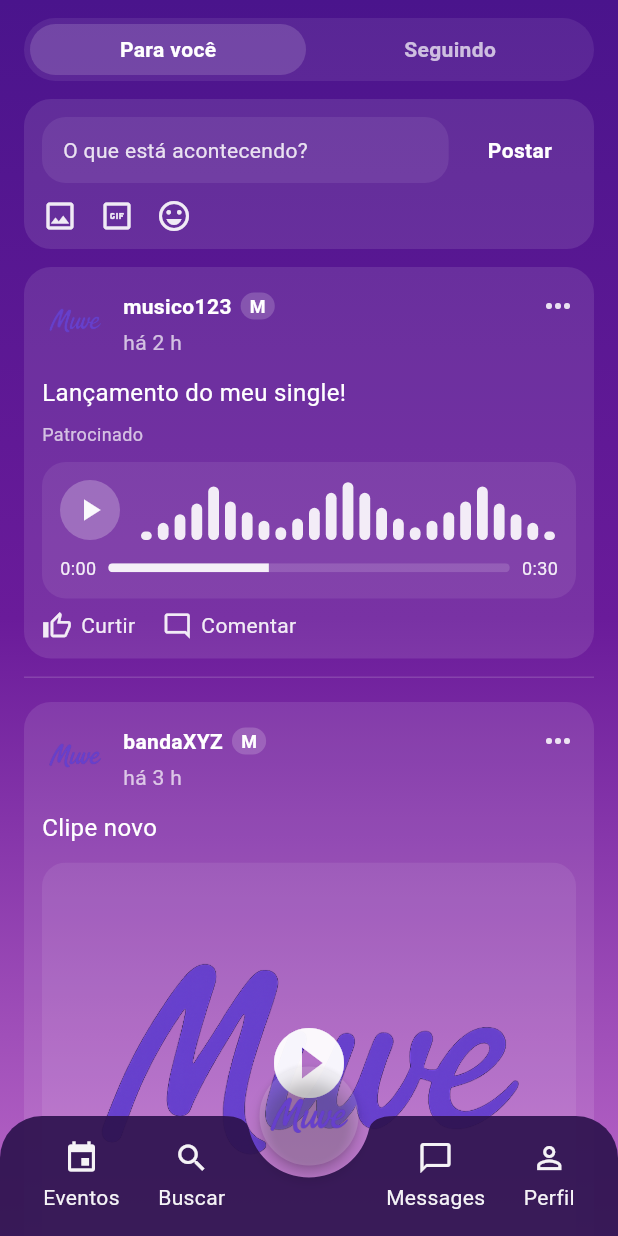
After one commit to lfbpaiva/Cadastro-Muve, a Flutter app: the HomeScreen screen opened by its route, on a phone screen of 412 x 824 dp. The commit adds this screen. Run offline on Flutter 3.47's test engine with Material 3 defaults, Android fonts, the light colour scheme and no system bars; our stand-ins replace animate_do.

Commit message:
implementação da tela home

```diff
--- a/lib/routes.dart
+++ b/lib/routes.dart
@@ -4,6 +4,7 @@ import 'screens/login_screen.dart';
 import 'screens/register_choice_screen.dart';
 import 'screens/register_user_screen.dart';
 import 'screens/register_client_screen.dart';
+import 'screens/home_screen.dart'; // ⬅ novo import
 
 class Routes {
   static const splash = '/';
@@ -11,6 +12,7 @@ class Routes {
   static const registerChoice = '/register_choice';
   static const registerUser = '/register_user';
   static const registerClient = '/register_client';
+  static const home = '/home'; // ⬅ nova rota
 
   static Map<String, WidgetBuilder> getRoutes() {
     return {
@@ -19,6 +21,7 @@ class Routes {
       registerChoice: (context) => const RegisterChoiceScreen(),
       registerUser: (context) => const RegisterUserScreen(),
       registerClient: (context) => const RegisterClientScreen(),
+      home: (context) => const HomeScreen(), // ⬅ mapeamento da Home
     };
   }
 }
--- /dev/null
+++ b/lib/screens/home_screen.dart
@@ -0,0 +1,558 @@
+import 'package:flutter/material.dart';
+import '../theme/app_theme.dart' as theme;
+
+class HomeScreen extends StatelessWidget {
+  const HomeScreen({super.key});
+
+  @override
+  Widget build(BuildContext context) {
+    final gradient = theme.AppTheme.mainGradient;
+
+    return Scaffold(
+      extendBody: true,
+      backgroundColor: Colors.transparent,
+      floatingActionButtonLocation: FloatingActionButtonLocation.centerDocked,
+      floatingActionButton: const _MuveFab(),
+      bottomNavigationBar: ClipRRect(
+        borderRadius: const BorderRadius.only(
+          topLeft: Radius.circular(28),
+          topRight: Radius.circular(28),
+        ),
+        child: const _BottomBar(),
+      ),
+      body: Container(
+        decoration: BoxDecoration(gradient: gradient),
+        child: SafeArea(
+          bottom: false,
+          child: SingleChildScrollView(
+            padding: const EdgeInsets.fromLTRB(16, 12, 16, 120),
+            child: Column(
+              crossAxisAlignment: CrossAxisAlignment.start,
+              children: const [
+                _TabsHeader(),
+                SizedBox(height: 12),
+                _ComposerCard(),
+                SizedBox(height: 12),
+                _PostCardPatrocinado(),
+                _PostDivider(),
+                _PostCardBanda(),
+              ],
+            ),
+          ),
+        ),
+      ),
+    );
+  }
+}
+
+class _TabsHeader extends StatelessWidget {
+  const _TabsHeader();
+
+  @override
+  Widget build(BuildContext context) {
+    return Container(
+      height: 42,
+      decoration: BoxDecoration(
+        color: Colors.white.withOpacity(0.08),
+        borderRadius: BorderRadius.circular(24),
+      ),
+      padding: const EdgeInsets.all(4),
+      child: Row(
+        children: [
+          Expanded(
+            child: Container(
+              decoration: BoxDecoration(
+                color: Colors.white.withOpacity(0.15),
+                borderRadius: BorderRadius.circular(20),
+              ),
+              alignment: Alignment.center,
+              child: const Text(
+                'Para você',
+                style: TextStyle(color: Colors.white, fontWeight: FontWeight.w600),
+              ),
+            ),
+          ),
+          const SizedBox(width: 4),
+          Expanded(
+            child: Container(
+              alignment: Alignment.center,
+              child: Text(
+                'Seguindo',
+                style: TextStyle(
+                  color: Colors.white.withOpacity(0.7),
+                  fontWeight: FontWeight.w600,
+                ),
+              ),
+            ),
+          ),
+        ],
+      ),
+    );
+  }
+}
+
+class _ComposerCard extends StatelessWidget {
+  const _ComposerCard();
+
+  @override
+  Widget build(BuildContext context) {
+    return Container(
+      decoration: BoxDecoration(
+        color: Colors.white.withOpacity(0.10),
+        borderRadius: BorderRadius.circular(18),
+      ),
+      padding: const EdgeInsets.fromLTRB(12, 12, 12, 10),
+      child: Column(
+        children: [
+          Row(
+            children: [
+              Expanded(
+                child: Container(
+                  padding: const EdgeInsets.symmetric(horizontal: 14, vertical: 12),
+                  decoration: BoxDecoration(
+                    color: Colors.white.withOpacity(0.08),
+                    borderRadius: BorderRadius.circular(16),
+                  ),
+                  child: Text(
+                    'O que está acontecendo?',
+                    style: TextStyle(color: Colors.white.withOpacity(0.85)),
+                  ),
+                ),
+              ),
+              const SizedBox(width: 10),
+              _PillButton(label: 'Postar', onTap: () {}),
+            ],
+          ),
+          const SizedBox(height: 10),
+          Row(
+            children: const [
+              _ComposerIcon(icon: Icons.image_outlined),
+              _ComposerIcon(icon: Icons.gif_box_outlined),
+              _ComposerIcon(icon: Icons.emoji_emotions_outlined),
+            ],
+          ),
+        ],
+      ),
+    );
+  }
+}
+
+class _PostCardPatrocinado extends StatelessWidget {
+  const _PostCardPatrocinado();
+
+  @override
+  Widget build(BuildContext context) {
+    return Container(
+      decoration: BoxDecoration(
+        color: Colors.white.withOpacity(0.10),
+        borderRadius: BorderRadius.circular(18),
+      ),
+      padding: const EdgeInsets.fromLTRB(12, 14, 12, 12),
+      child: Column(
+        crossAxisAlignment: CrossAxisAlignment.start,
+        children: [
+          // Header
+          Row(
+            crossAxisAlignment: CrossAxisAlignment.start,
+            children: [
+              const _Avatar(), // avatar nos posts permanece
+              const SizedBox(width: 10),
+              Expanded(
+                child: Column(
+                  crossAxisAlignment: CrossAxisAlignment.start,
+                  children: [
+                    Row(
+                      children: [
+                        const Text(
+                          'musico123',
+                          style: TextStyle(
+                            color: Colors.white,
+                            fontWeight: FontWeight.w700,
+                          ),
+                        ),
+                        const SizedBox(width: 6),
+                        const _MuveBadge(),
+                        const Spacer(),
+                        Icon(Icons.more_horiz, color: Colors.white.withOpacity(0.85)),
+                      ],
+                    ),
+                    const SizedBox(height: 2),
+                    Text('há 2 h',
+                        style: TextStyle(color: Colors.white.withOpacity(0.7))),
+                  ],
+                ),
+              ),
+            ],
+          ),
+          const SizedBox(height: 12),
+          const Text('Lançamento do meu single!',
+              style: TextStyle(color: Colors.white, fontSize: 16)),
+          const SizedBox(height: 8),
+          Text('Patrocinado',
+              style: TextStyle(color: Colors.white.withOpacity(0.7), fontSize: 12)),
+          const SizedBox(height: 10),
+          const _AudioPlayerMock(),
+          const SizedBox(height: 8),
+          Row(
+            children: [
+              Icon(Icons.thumb_up_alt_outlined,
+                  color: Colors.white.withOpacity(0.9), size: 20),
+              const SizedBox(width: 6),
+              Text('Curtir', style: TextStyle(color: Colors.white.withOpacity(0.9))),
+              const SizedBox(width: 18),
+              Icon(Icons.mode_comment_outlined,
+                  color: Colors.white.withOpacity(0.9), size: 20),
+              const SizedBox(width: 6),
+              Text('Comentar', style: TextStyle(color: Colors.white.withOpacity(0.9))),
+            ],
+          ),
+        ],
+      ),
+    );
+  }
+}
+
+class _PostCardBanda extends StatelessWidget {
+  const _PostCardBanda();
+
+  @override
+  Widget build(BuildContext context) {
+    return Container(
+      margin: const EdgeInsets.only(top: 4),
+      decoration: BoxDecoration(
+        color: Colors.white.withOpacity(0.10),
+        borderRadius: BorderRadius.circular(18),
+      ),
+      padding: const EdgeInsets.fromLTRB(12, 14, 12, 12),
+      child: Column(
+        crossAxisAlignment: CrossAxisAlignment.start,
+        children: [
+          // Header
+          Row(
+            crossAxisAlignment: CrossAxisAlignment.start,
+            children: [
+              const _Avatar(),
+              const SizedBox(width: 10),
+              Expanded(
+                child: Column(
+                  crossAxisAlignment: CrossAxisAlignment.start,
+                  children: [
+                    Row(
+                      children: [
+                        const Text(
+                          'bandaXYZ',
+                          style: TextStyle(
+                            color: Colors.white,
+                            fontWeight: FontWeight.w700,
+                          ),
+                        ),
+                        const SizedBox(width: 6),
+                        const _MuveBadge(),
+                        const Spacer(),
+                        Icon(Icons.more_horiz, color: Colors.white.withOpacity(0.85)),
+                      ],
+                    ),
+                    const SizedBox(height: 2),
+                    Text('há 3 h',
+                        style: TextStyle(color: Colors.white.withOpacity(0.7))),
+                  ],
+                ),
+              ),
+            ],
+          ),
+          const SizedBox(height: 12),
+          const Text('Clipe novo',
+              style: TextStyle(color: Colors.white, fontSize: 16)),
+          const SizedBox(height: 12),
+          const _MediaTile.big(showPlay: true),
+        ],
+      ),
+    );
+  }
+}
+
+class _PostDivider extends StatelessWidget {
+  const _PostDivider();
+
+  @override
+  Widget build(BuildContext context) {
+    return Container(
+      height: 1,
+      margin: const EdgeInsets.symmetric(vertical: 12),
+      color: Colors.white.withOpacity(0.15),
+    );
+  }
+}
+
+
+class _Avatar extends StatelessWidget {
+  const _Avatar();
+
+  @override
+  Widget build(BuildContext context) {
+    return ClipRRect(
+      borderRadius: BorderRadius.circular(22),
+      child: Image.asset(
+        'assets/images/muvelogo.png',
+        height: 44,
+        width: 44,
+        fit: BoxFit.cover,
+      ),
+    );
+  }
+}
+
+class _MuveBadge extends StatelessWidget {
+  const _MuveBadge({super.key});
+
+  @override
+  Widget build(BuildContext context) {
+    return Container(
+      height: 18,
+      padding: const EdgeInsets.symmetric(horizontal: 6),
+      decoration: BoxDecoration(
+        color: Colors.white.withOpacity(0.18),
+        borderRadius: BorderRadius.circular(10),
+      ),
+      alignment: Alignment.center,
+      child: const Text(
+        'M',
+        style: TextStyle(
+          color: Colors.white,
+          fontWeight: FontWeight.bold,
+          fontSize: 12,
+        ),
+      ),
+    );
+  }
+}
+
+class _ComposerIcon extends StatelessWidget {
+  final IconData icon;
+  const _ComposerIcon({required this.icon});
+
+  @override
+  Widget build(BuildContext context) {
+    return Padding(
+      padding: const EdgeInsets.only(right: 14),
+      child: Icon(icon, color: Colors.white.withOpacity(0.9)),
+    );
+  }
+}
+
+class _PillButton extends StatelessWidget {
+  final String label;
+  final VoidCallback onTap;
+  const _PillButton({required this.label, required this.onTap});
+
+  @override
+  Widget build(BuildContext context) {
+    return InkWell(
+      borderRadius: BorderRadius.circular(24),
+      onTap: onTap,
+      child: Ink(
+        padding: const EdgeInsets.symmetric(horizontal: 16, vertical: 10),
+        decoration: BoxDecoration(
+          borderRadius: BorderRadius.circular(24),
+          gradient: const LinearGradient(
+            colors: [Color(0xFF4A148C), Color(0xFF6A1B9A)],
+          ),
+        ),
+        child: Text(
+          label,
+          style: const TextStyle(color: Colors.white, fontWeight: FontWeight.bold),
+        ),
+      ),
+    );
+  }
+}
+
+class _AudioPlayerMock extends StatelessWidget {
+  const _AudioPlayerMock();
+
+  @override
+  Widget build(BuildContext context) {
+    final labelStyle =
+    TextStyle(color: Colors.white.withOpacity(0.9), fontSize: 12);
+
+    return Container(
+      padding: const EdgeInsets.all(12),
+      decoration: BoxDecoration(
+        color: Colors.white.withOpacity(0.08),
+        borderRadius: BorderRadius.circular(16),
+      ),
+      child: Column(
+        children: [
+          Row(
+            children: [
+              Container(
+                height: 40,
+                width: 40,
+                decoration: const BoxDecoration(
+                  shape: BoxShape.circle,
+                  color: Colors.white24,
+                ),
+                child: Icon(Icons.play_arrow,
+                    color: Colors.white.withOpacity(0.95)),
+              ),
+              const SizedBox(width: 12),
+              // waveform compacto
+              const Expanded(child: _WaveformBars(height: 40)),
+            ],
+          ),
+          const SizedBox(height: 10),
+          Row(
+            children: [
+              Text('0:00', style: labelStyle),
+              const SizedBox(width: 8),
+              Expanded(
+                child: ClipRRect(
+                  borderRadius: BorderRadius.circular(4),
+                  child: LinearProgressIndicator(
+                    value: 0.4,
+                    minHeight: 6,
+                    backgroundColor: Colors.white.withOpacity(0.15),
+                    valueColor:
+                    AlwaysStoppedAnimation<Color>(Colors.white.withOpacity(0.9)),
+                  ),
+                ),
+              ),
+              const SizedBox(width: 8),
+              Text('0:30', style: labelStyle),
+            ],
+          ),
+        ],
+      ),
+    );
+  }
+}
+
+class _WaveformBars extends StatelessWidget {
+  final double height;
+  const _WaveformBars({this.height = 56});
+
+  @override
+  Widget build(BuildContext context) {
+    final bars = [
+      8, 16, 24, 34, 50, 36, 26, 18, 12, 20, 30, 44, 54, 44, 30, 20, 12, 18, 26,
+      36, 50, 34, 24, 16, 8
+    ];
+    return SizedBox(
+      height: height,
+      child: Row(
+        crossAxisAlignment: CrossAxisAlignment.end,
+        children: bars
+            .map(
+              (h) => Expanded(
+            child: Padding(
+              padding: const EdgeInsets.symmetric(horizontal: 2),
+              child: Container(
+                height: (h.toDouble() * (height / 56)),
+                decoration: BoxDecoration(
+                  color: Colors.white.withOpacity(0.9),
+                  borderRadius: BorderRadius.circular(4),
+                ),
+              ),
+            ),
+          ),
+        )
+            .toList(),
+      ),
+    );
+  }
+}
+
+class _MediaTile extends StatelessWidget {
+  final bool big;
+  final bool showPlay;
+  const _MediaTile.big({this.showPlay = true}) : big = true;
+  const _MediaTile.small({this.showPlay = true}) : big = false;
+
+  @override
+  Widget build(BuildContext context) {
+    return AspectRatio(
+      aspectRatio: big ? 4 / 3 : 1,
+      child: ClipRRect(
+        borderRadius: BorderRadius.circular(16),
+        child: Stack(
+          fit: StackFit.expand,
+          children: [
+            Container(color: Colors.white.withOpacity(0.08)),
+            Image.asset('assets/images/muvelogo.png', fit: BoxFit.cover),
+            if (showPlay)
+              Center(
+                child: Icon(Icons.play_circle_fill,
+                    color: Colors.white.withOpacity(0.95),
+                    size: big ? 56 : 36),
+              ),
+          ],
+        ),
+      ),
+    );
+  }
+}
+
+class _MuveFab extends StatelessWidget {
+  const _MuveFab({super.key});
+
+  @override
+  Widget build(BuildContext context) {
+    return SizedBox(
+      height: 66,
+      width: 66,
+      child: FloatingActionButton(
+        onPressed: () {},
+        elevation: 4,
+        backgroundColor: Colors.white.withOpacity(0.15),
+        shape: const CircleBorder(),
+        child: ClipOval(
+          child: Image.asset('assets/images/muvelogo.png', fit: BoxFit.cover),
+        ),
+      ),
+    );
+  }
+}
+
+class _BottomBar extends StatelessWidget {
+  const _BottomBar();
+
+  @override
+  Widget build(BuildContext context) {
+    return BottomAppBar(
+      shape: const CircularNotchedRectangle(),
+      color: const Color(0xFF2D124E).withOpacity(0.92),
+      notchMargin: 8,
+      child: SizedBox(
+        height: 76,
+        child: Row(
+          mainAxisAlignment: MainAxisAlignment.spaceAround,
+          children: const [
+            _NavItem(icon: Icons.event, label: 'Eventos'),
+            _NavItem(icon: Icons.search, label: 'Buscar'),
+            SizedBox(width: 56), // espaço do FAB central
+            _NavItem(icon: Icons.chat_bubble_outline, label: 'Messages'),
+            _NavItem(icon: Icons.person_outline, label: 'Perfil'),
+          ],
+        ),
+      ),
+    );
+  }
+}
+
+class _NavItem extends StatelessWidget {
+  final IconData icon;
+  final String label;
+  const _NavItem({required this.icon, required this.label});
+
+  @override
+  Widget build(BuildContext context) {
+    return Column(
+      mainAxisSize: MainAxisSize.min,
+      children: [
+        Icon(icon, color: Colors.white.withOpacity(0.95)),
+        const SizedBox(height: 4),
+        Text(label, style: TextStyle(color: Colors.white.withOpacity(0.95))),
+      ],
+    );
+  }
+}
--- a/lib/screens/login_screen.dart
+++ b/lib/screens/login_screen.dart
@@ -102,7 +102,8 @@ class LoginScreen extends StatelessWidget {
                                 decoration: BoxDecoration(
                                   border: Border(
                                     bottom: BorderSide(
-                                        color: Colors.grey.shade200),
+                                      color: Colors.grey.shade200,
+                                    ),
                                   ),
                                 ),
                                 child: const TextField(
@@ -118,7 +119,8 @@ class LoginScreen extends StatelessWidget {
                                 decoration: BoxDecoration(
                                   border: Border(
                                     bottom: BorderSide(
-                                        color: Colors.grey.shade200),
+                                      color: Colors.grey.shade200,
+                                    ),
                                   ),
                                 ),
                                 child: const TextField(
@@ -148,11 +150,16 @@ class LoginScreen extends StatelessWidget {
 
                       const SizedBox(height: 30),
 
-                      /// BOTÃO ENTRAR
+                      /// BOTÃO ENTRAR -> vai para HOME
                       FadeInUp(
                         duration: const Duration(milliseconds: 1600),
                         child: MaterialButton(
-                          onPressed: () {},
+                          onPressed: () {
+                            Navigator.pushReplacementNamed(
+                              context,
+                              Routes.home, // ⬅ aqui é o ponto-chave
+                            );
+                          },
                           height: 45,
                           color: Colors.purple[900],
                           shape: RoundedRectangleBorder(
@@ -162,8 +169,9 @@ class LoginScreen extends StatelessWidget {
                             child: Text(
                               "Entrar",
                               style: TextStyle(
-                                  color: Colors.white,
-                                  fontWeight: FontWeight.bold),
+                                color: Colors.white,
+                                fontWeight: FontWeight.bold,
+                              ),
                             ),
                           ),
                         ),
@@ -182,7 +190,7 @@ class LoginScreen extends StatelessWidget {
 
                       const SizedBox(height: 20),
 
-                      /// BOTÕES REDES SOCIAIS
+                      /// BOTÕES REDES SOCIAIS (placeholders)
                       Row(
                         children: <Widget>[
                           Expanded(
@@ -212,8 +220,9 @@ class LoginScreen extends StatelessWidget {
                                       child: Text(
                                         "Google",
                                         style: TextStyle(
-                                            color: Colors.white,
-                                            fontWeight: FontWeight.bold),
+                                          color: Colors.white,
+                                          fontWeight: FontWeight.bold,
+                                        ),
                                       ),
                                     ),
                                   ),
@@ -249,8 +258,9 @@ class LoginScreen extends StatelessWidget {
                                       child: Text(
                                         "Instagram",
                                         style: TextStyle(
-                                            color: Colors.white,
-                                            fontWeight: FontWeight.bold),
+                                          color: Colors.white,
+                                          fontWeight: FontWeight.bold,
+                                        ),
                                       ),
                                     ),
                                   ),
@@ -269,12 +279,16 @@ class LoginScreen extends StatelessWidget {
                         child: Row(
                           mainAxisAlignment: MainAxisAlignment.center,
                           children: [
-                            const Text("Não possui conta? ",
-                                style: TextStyle(color: Colors.grey)),
+                            const Text(
+                              "Não possui conta? ",
+                              style: TextStyle(color: Colors.grey),
+                            ),
                             GestureDetector(
                               onTap: () {
                                 Navigator.pushNamed(
-                                    context, Routes.registerChoice);
+                                  context,
+                                  Routes.registerChoice,
+                                );
                               },
                               child: const Text(
                                 "Registre-se agora",
--- a/lib/screens/splash_screen.dart
+++ b/lib/screens/splash_screen.dart
@@ -15,13 +15,11 @@ class _SplashScreenState extends State<SplashScreen> {
   void initState() {
     super.initState();
     Future.delayed(const Duration(milliseconds: 200), () {
-      setState(() {
-        _opacity = 1;
-      });
+      setState(() => _opacity = 1);
     });
 
     Future.delayed(const Duration(seconds: 3), () {
-      Navigator.pushReplacementNamed(context, Routes.login); // 🔥 alterado para login
+      Navigator.pushReplacementNamed(context, Routes.login);
     });
   }
 
@@ -38,10 +36,7 @@ class _SplashScreenState extends State<SplashScreen> {
             tween: Tween(begin: 0.5, end: 1.0),
             curve: Curves.easeOutBack,
             builder: (context, value, child) {
-              return Transform.scale(
-                scale: value,
-                child: child,
-              );
+              return Transform.scale(scale: value, child: child);
             },
             child: Image.asset(
               'assets/images/muvelogo.png',
```
Also changed, not shown: assets/images/muvelogo.png.
